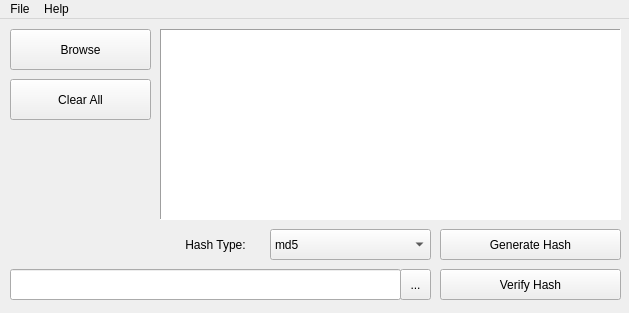
Qt form FileUtils/fileutilsqt/Forms/qtiface.ui (KentJames/File-Utils) before a commit.
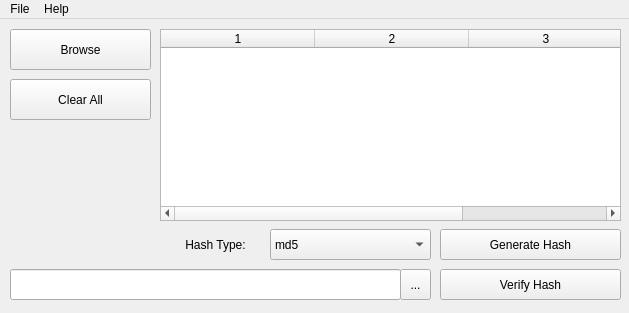
The same form after that commit.

Commit message: Changed window title and removed control.

Diff of the .ui file:
```diff
--- a/FileUtils/fileutilsqt/Forms/qtiface.ui
+++ b/FileUtils/fileutilsqt/Forms/qtiface.ui
@@ -61,22 +61,6 @@
      <string>Generate Hash</string>
     </property>
    </widget>
-   <widget class="QTextEdit" name="textEdit">
-    <property name="geometry">
-     <rect>
-      <x>160</x>
-      <y>10</y>
-      <width>461</width>
-      <height>191</height>
-     </rect>
-    </property>
-    <property name="frameShape">
-     <enum>QFrame::Panel</enum>
-    </property>
-    <property name="readOnly">
-     <bool>true</bool>
-    </property>
-   </widget>
    <widget class="QComboBox" name="checksumtypeselection">
     <property name="geometry">
      <rect>
@@ -187,6 +171,34 @@
      <string>...</string>
     </property>
    </widget>
+   <widget class="QTableWidget" name="tableWidget">
+    <property name="geometry">
+     <rect>
+      <x>160</x>
+      <y>10</y>
+      <width>461</width>
+      <height>192</height>
+     </rect>
+    </property>
+    <property name="showGrid">
+     <bool>true</bool>
+    </property>
+    <property name="rowCount">
+     <number>0</number>
+    </property>
+    <property name="columnCount">
+     <number>3</number>
+    </property>
+    <attribute name="horizontalHeaderVisible">
+     <bool>true</bool>
+    </attribute>
+    <attribute name="horizontalHeaderDefaultSectionSize">
+     <number>154</number>
+    </attribute>
+    <column/>
+    <column/>
+    <column/>
+   </widget>
   </widget>
   <widget class="QMenuBar" name="menuBar">
    <property name="geometry">
```
The commit also changes 1 other file.
